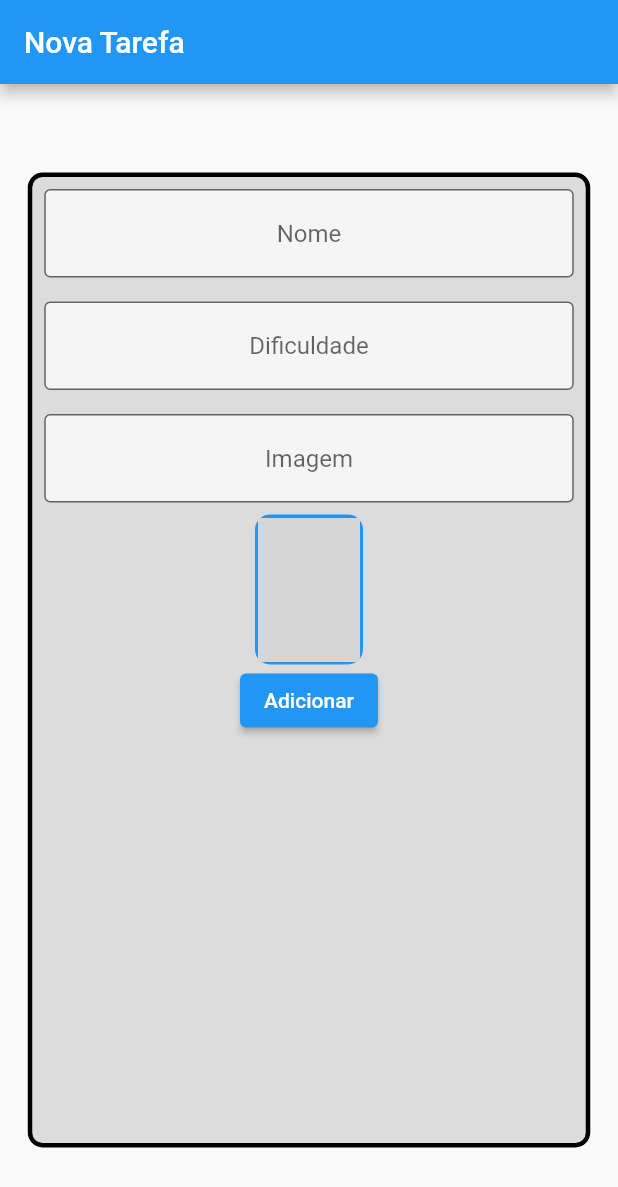
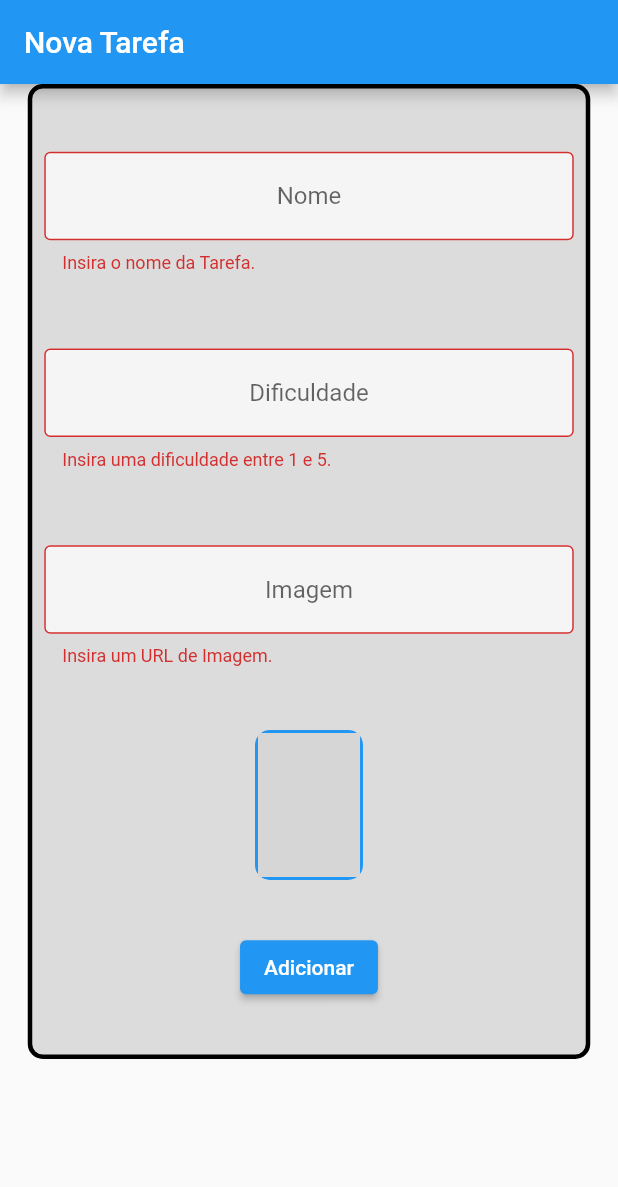
Before and after one commit to andre-alck/flutter_controller_navegacao_e_estados, a Flutter app: the screen it shows after launch, after a tap on "Adicionar", on a phone screen of 412 x 824 dp. Shown: the top 1187 px of the screen. Run offline on Flutter 3.47's test engine with Material 2 defaults, Android fonts, the phone set to English and light mode, and no system bars; network calls fail; grey boxes are pictures that could not be loaded.

Commit message:
feat: add 02

```diff
--- a/lib/screens/form_screen.dart
+++ b/lib/screens/form_screen.dart
@@ -12,11 +12,16 @@ class _FormScreenState extends State<FormScreen> {
   TextEditingController difficultyController = TextEditingController();
   TextEditingController imageController = TextEditingController();
 
+  final GlobalKey<FormState> _formKey = GlobalKey<FormState>();
+
   @override
   Widget build(BuildContext context) {
-    return Scaffold(
+    return Form(
+      key: _formKey,
+      child: Scaffold(
         appBar: AppBar(title: const Text("Nova Tarefa")),
-      body: Center(
+        body: SingleChildScrollView(
+          child: Center(
             child: Container(
               height: 650,
               width: 375,
@@ -25,6 +30,8 @@ class _FormScreenState extends State<FormScreen> {
                   borderRadius: BorderRadius.circular(10.0),
                   border: Border.all(width: 3)),
               child: Column(
+                  mainAxisAlignment: MainAxisAlignment.spaceEvenly,
+                  crossAxisAlignment: CrossAxisAlignment.center,
                   children: [
                     Padding(
                       padding: const EdgeInsets.all(8.0),
@@ -36,6 +43,12 @@ class _FormScreenState extends State<FormScreen> {
                             hintText: 'Nome',
                             fillColor: Colors.white70,
                             filled: true),
+                        validator: (String? value) {
+                          if (value != null && value.isEmpty) {
+                            return 'Insira o nome da Tarefa.';
+                          }
+                          return null;
+                        },
                       ),
                     ),
                     Padding(
@@ -43,12 +56,20 @@ class _FormScreenState extends State<FormScreen> {
                       child: TextFormField(
                           textAlign: TextAlign.center,
                           controller: difficultyController,
+                          keyboardType: TextInputType.number,
                           decoration: const InputDecoration(
                               border: OutlineInputBorder(),
                               hintText: 'Dificuldade',
                               fillColor: Colors.white70,
                               filled: true),
-                ),
+                          validator: (value) {
+                            if (value!.isEmpty ||
+                                int.parse(value) > 5 ||
+                                int.parse(value) < 1) {
+                              return 'Insira uma dificuldade entre 1 e 5.';
+                            }
+                            return null;
+                          }),
                     ),
                     Padding(
                       padding: const EdgeInsets.all(8.0),
@@ -56,11 +77,19 @@ class _FormScreenState extends State<FormScreen> {
                         onChanged: (value) => setState(() {}),
                         textAlign: TextAlign.center,
                         controller: imageController,
+                        keyboardType: TextInputType.url,
                         decoration: const InputDecoration(
                             border: OutlineInputBorder(),
                             hintText: 'Imagem',
                             fillColor: Colors.white70,
                             filled: true),
+                        validator: (value) {
+                          if (value!.isEmpty) {
+                            return 'Insira um URL de Imagem.';
+                          }
+
+                          return null;
+                        },
                       ),
                     ),
                     Container(
@@ -72,14 +101,24 @@ class _FormScreenState extends State<FormScreen> {
                           border: Border.all(width: 2, color: Colors.blue)),
                       child: ClipRRect(
                         borderRadius: BorderRadius.circular(10),
-                  child:
-                      Image.network(errorBuilder: (context, error, stackTrace) {
-                    return Image.network('assets/images/dash.png');
-                  }, fit: BoxFit.cover, imageController.text.trim()),
+                        child: Image.network(imageController.text.trim(),
+                            errorBuilder: (context, error, stackTrace) =>
+                                Image.network('assets/images/dash.png'),
+                            fit: BoxFit.cover,
+                            semanticLabel: imageController.text.trim()),
                       ),
                     ),
-              ElevatedButton(onPressed: () {}, child: const Text('Adicionar')),
-            ],
+                    ElevatedButton(
+                        onPressed: () {
+                          if (_formKey.currentState!.validate()) {
+                            ScaffoldMessenger.of(context).showSnackBar(
+                                const SnackBar(
+                                    content: Text('Nova tarefa salva.')));
+                          }
+                        },
+                        child: const Text('Adicionar')),
+                  ]),
+            ),
           ),
         ),
       ),
```
Lines whose indentation alone changed are shown as unchanged.
